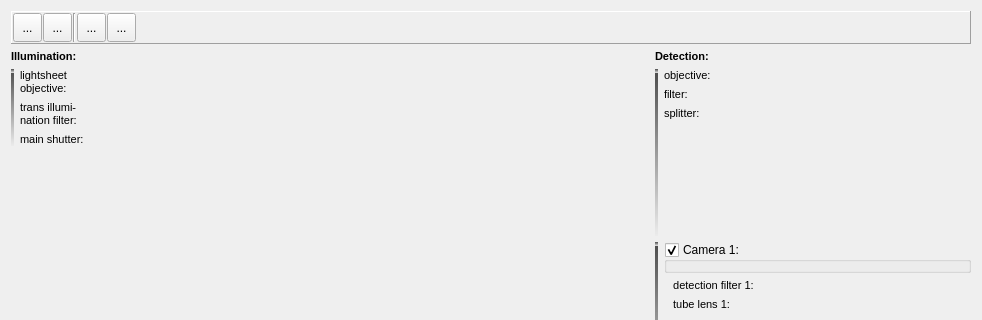
Old version of the form plugins/spimb040/qfespimb040opticssetup.ui in the repository jkriege2/QuickFit3; both pictures show x 0 to 982 and y 0 to 320 of the 982 by 593 pixel window.
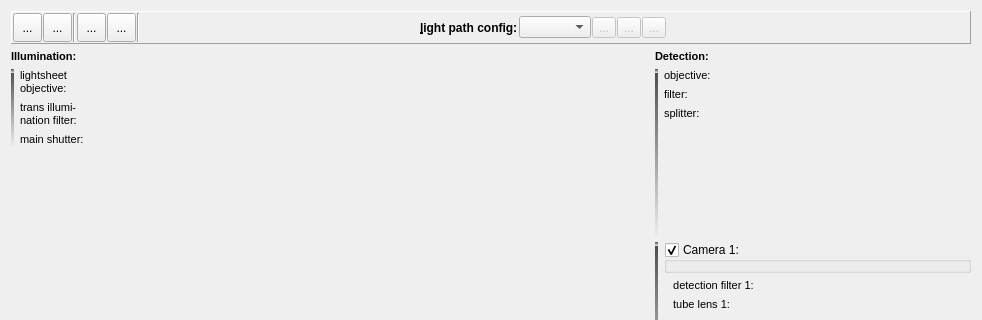
New version of the form. Icons and pictures are not drawn. Custom widgets are drawn as their Qt base class.

What changed in the file:
```diff
--- a/plugins/spimb040/qfespimb040opticssetup.ui
+++ b/plugins/spimb040/qfespimb040opticssetup.ui
@@ -565,6 +565,75 @@
         </property>
        </widget>
       </item>
+      <item>
+       <widget class="Line" name="line_7">
+        <property name="orientation">
+         <enum>Qt::Vertical</enum>
+        </property>
+       </widget>
+      </item>
+      <item>
+       <spacer name="horizontalSpacer_2">
+        <property name="orientation">
+         <enum>Qt::Horizontal</enum>
+        </property>
+        <property name="sizeHint" stdset="0">
+         <size>
+          <width>40</width>
+          <height>20</height>
+         </size>
+        </property>
+       </spacer>
+      </item>
+      <item>
+       <widget class="QLabel" name="label_4">
+        <property name="font">
+         <font>
+          <weight>75</weight>
+          <bold>true</bold>
+         </font>
+        </property>
+        <property name="text">
+         <string>&amp;light path config:</string>
+        </property>
+        <property name="buddy">
+         <cstring>cmbLightpathConfig</cstring>
+        </property>
+       </widget>
+      </item>
+      <item>
+       <widget class="QFESPIMB040ConfigComboBox" name="cmbLightpathConfig"/>
+      </item>
+      <item>
+       <widget class="QToolButton" name="btnLightpathSave">
+        <property name="enabled">
+         <bool>false</bool>
+        </property>
+        <property name="text">
+         <string>...</string>
+        </property>
+       </widget>
+      </item>
+      <item>
+       <widget class="QToolButton" name="btnLightpathAdd">
+        <property name="enabled">
+         <bool>false</bool>
+        </property>
+        <property name="text">
+         <string>...</string>
+        </property>
+       </widget>
+      </item>
+      <item>
+       <widget class="QToolButton" name="btnLightpathDelete">
+        <property name="enabled">
+         <bool>false</bool>
+        </property>
+        <property name="text">
+         <string>...</string>
+        </property>
+       </widget>
+      </item>
       <item>
        <spacer name="horizontalSpacer">
         <property name="orientation">
@@ -660,6 +729,11 @@
     <slot>setReadOnly(bool)</slot>
    </slots>
   </customwidget>
+  <customwidget>
+   <class>QFESPIMB040ConfigComboBox</class>
+   <extends>QComboBox</extends>
+   <header>qfespimb040configcombobox.h</header>
+  </customwidget>
  </customwidgets>
  <resources>
   <include location="spimb040.qrc"/>
```
Left out of the diff: 61 changed lines with no effect on the pictures.
